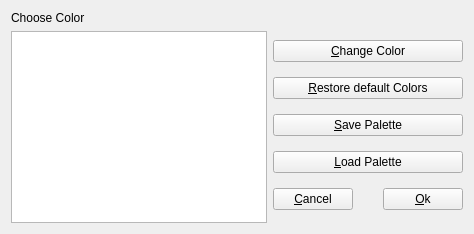
Above: src/colordialog.ui from amichaelt/BDSup2SubPlusPlus before the change. Below: the same form after it.
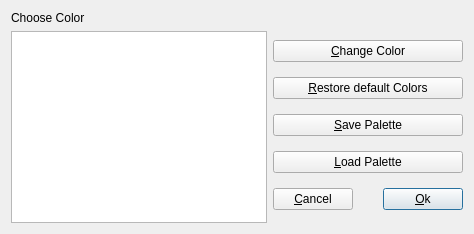
That is the form after the change.

Commit message: Fix palette writing code for PGC Edit and detection of valid palette file from CLI.  Add complimentary "--no" prefixed options for export palette, fix invisible frames and verbatim output so that they can be used to overwrite any settings from the INI file.  Also added default buttons to the various dialogs.

```diff
--- a/src/colordialog.ui
+++ b/src/colordialog.ui
@@ -185,6 +185,9 @@
            <property name="autoDefault">
             <bool>false</bool>
            </property>
+           <property name="default">
+            <bool>true</bool>
+           </property>
           </widget>
          </item>
         </layout>
```
Left out of the diff: 9 changed lines with no effect on the pictures. The commit also changes 11 other files.
